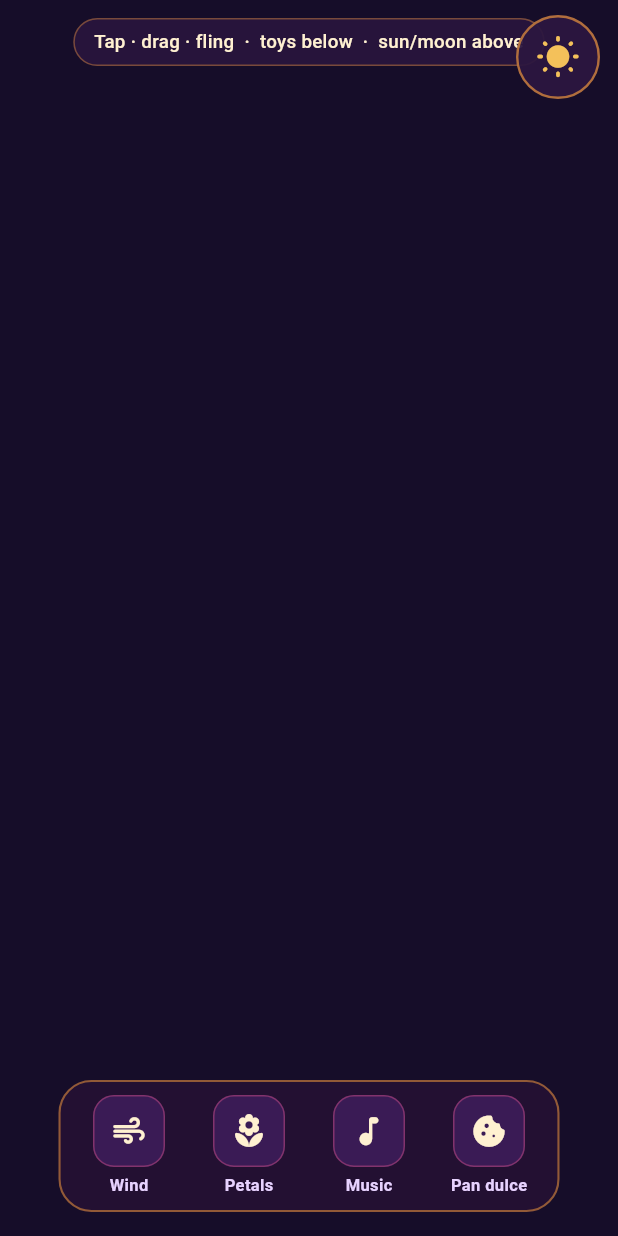
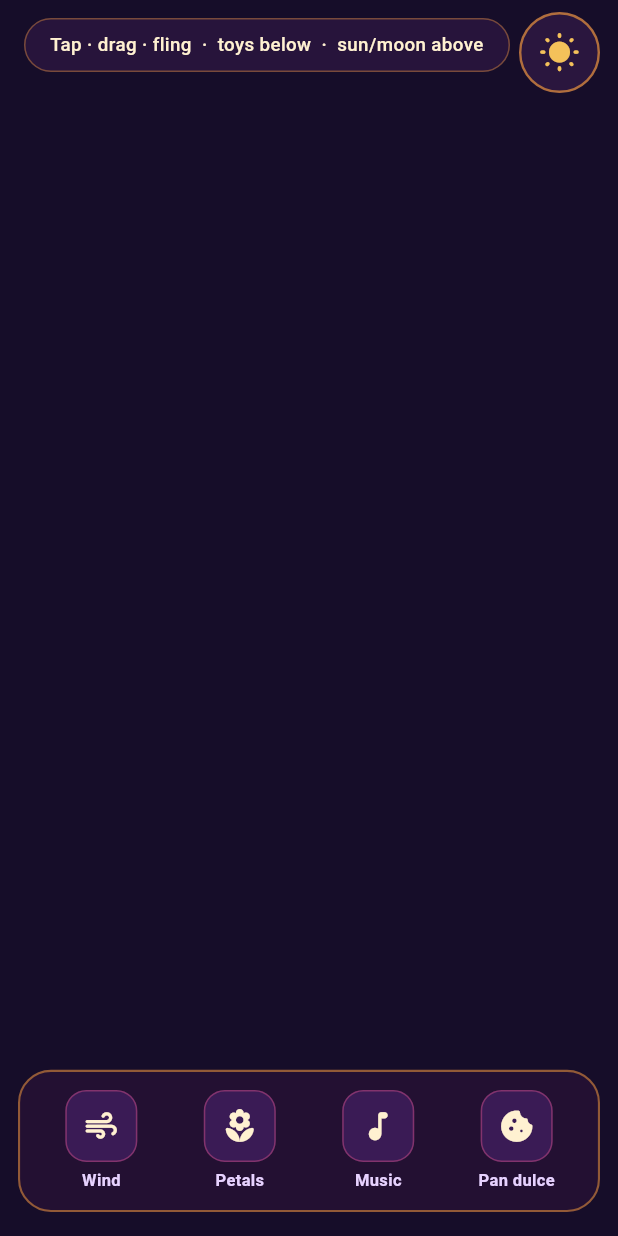
Before and after one commit to Softsheeply/DeadOfTheDeadGame, a Flutter app: the VillageHud widget shown alone on an empty page, opened directly with empty values, on a phone screen of 412 x 824 dp. Run offline on Flutter 3.47's test engine with Material 3 defaults, Android fonts, the phone set to English and light mode, and no system bars; missing offline and left inert: flame.

Commit message:
Simplify HUD layout with Positioned toy tray
Replace fragile Align/Material overlay widgets with explicit Positioned
layout and GestureDetectors so Wind/Petals/Music/Pan dulce stay visible
on Flutter web.

Co-authored-by: Softsheeply <Softsheeply@users.noreply.github.com>

```diff
--- a/lib/main.dart
+++ b/lib/main.dart
@@ -55,42 +55,38 @@ class VillageHud extends StatelessWidget {
 
   @override
   Widget build(BuildContext context) {
-    return IgnorePointer(
-      ignoring: false,
-      child: SafeArea(
+    return SafeArea(
       child: Stack(
         fit: StackFit.expand,
         children: [
-            const Align(
-              alignment: Alignment.topCenter,
-              child: Padding(
-                padding: EdgeInsets.only(top: 12),
+          const Positioned(
+            top: 12,
+            left: 16,
+            right: 72,
             child: _HintBanner(),
           ),
-            ),
-            Align(
-              alignment: Alignment.topRight,
-              child: Padding(
-                padding: const EdgeInsets.only(top: 10, right: 12),
-                child: _DayNightButton(game: game),
+          Positioned(
+            top: 8,
+            right: 12,
+            child: _CircleAction(
+              icon: Icons.wb_sunny_rounded,
+              color: const Color(0xFFF4C15A),
+              onTap: game.toggleDayNight,
             ),
           ),
-            Align(
-              alignment: Alignment.bottomCenter,
-              child: Padding(
-                padding: const EdgeInsets.fromLTRB(12, 0, 12, 16),
+          Positioned(
+            left: 12,
+            right: 12,
+            bottom: 16,
             child: _ToyTray(game: game),
           ),
-            ),
-            Align(
-              alignment: Alignment.bottomCenter,
-              child: Padding(
-                padding: const EdgeInsets.only(bottom: 100),
+          Positioned(
+            left: 24,
+            right: 24,
+            bottom: 98,
             child: _ToyStatus(game: game),
           ),
-            ),
         ],
-        ),
       ),
     );
   }
@@ -101,61 +97,51 @@ class _HintBanner extends StatelessWidget {
 
   @override
   Widget build(BuildContext context) {
-    return DecoratedBox(
+    return Container(
+      padding: const EdgeInsets.symmetric(horizontal: 14, vertical: 8),
       decoration: BoxDecoration(
         color: const Color(0xCC2B163F),
         borderRadius: BorderRadius.circular(20),
         border: Border.all(color: const Color(0x66F39A3C)),
       ),
-      child: const Padding(
-        padding: EdgeInsets.symmetric(horizontal: 14, vertical: 7),
-        child: Text(
+      child: const Text(
         'Tap · drag · fling  ·  toys below  ·  sun/moon above',
         textAlign: TextAlign.center,
         style: TextStyle(
           color: Color(0xFFFFF1D1),
           fontSize: 12.5,
           fontWeight: FontWeight.w500,
-            letterSpacing: 0.2,
-          ),
         ),
       ),
     );
   }
 }
 
-class _DayNightButton extends StatelessWidget {
-  const _DayNightButton({required this.game});
+class _CircleAction extends StatelessWidget {
+  const _CircleAction({
+    required this.icon,
+    required this.color,
+    required this.onTap,
+  });
 
-  final SpiritVillageGame game;
+  final IconData icon;
+  final Color color;
+  final VoidCallback onTap;
 
   @override
   Widget build(BuildContext context) {
-    return ValueListenableBuilder<bool>(
-      valueListenable: game.isNight,
-      builder: (context, night, _) {
-        return Material(
-          color: Colors.transparent,
-          child: InkWell(
-            onTap: game.toggleDayNight,
-            borderRadius: BorderRadius.circular(28),
-            child: Ink(
-              width: 56,
-              height: 56,
+    return GestureDetector(
+      onTap: onTap,
+      child: Container(
+        width: 54,
+        height: 54,
         decoration: BoxDecoration(
-                color: const Color(0xEE2B163F),
+          color: const Color(0xF22B163F),
           shape: BoxShape.circle,
           border: Border.all(color: const Color(0xAAF39A3C), width: 1.6),
         ),
-              child: Icon(
-                night ? Icons.wb_sunny_rounded : Icons.nights_stay_rounded,
-                color: night ? const Color(0xFFF4C15A) : const Color(0xFFB8D4FF),
-                size: 30,
+        child: Icon(icon, color: color, size: 28),
       ),
-            ),
-          ),
-        );
-      },
     );
   }
 }
@@ -167,37 +153,44 @@ class _ToyTray extends StatelessWidget {
 
   @override
   Widget build(BuildContext context) {
-    const toys = [
-      (VillageToy.wind, Icons.air_rounded, 'Wind'),
-      (VillageToy.petals, Icons.local_florist_rounded, 'Petals'),
-      (VillageToy.music, Icons.music_note_rounded, 'Music'),
-      (VillageToy.panDulce, Icons.cookie_rounded, 'Pan dulce'),
-    ];
-
-    return Material(
-      color: Colors.transparent,
-      child: DecoratedBox(
+    return Container(
+      padding: const EdgeInsets.symmetric(horizontal: 8, vertical: 10),
       decoration: BoxDecoration(
         color: const Color(0xF2241033),
         borderRadius: BorderRadius.circular(22),
         border: Border.all(color: const Color(0x88F39A3C), width: 1.4),
       ),
-        child: Padding(
-          padding: const EdgeInsets.symmetric(horizontal: 10, vertical: 10),
       child: Row(
-            mainAxisSize: MainAxisSize.min,
         children: [
-              for (final toy in toys) ...[
-                _ToyButton(
-                  icon: toy.$2,
-                  label: toy.$3,
-                  onTap: () => game.useToy(toy.$1),
-                ),
-                if (toy != toys.last) const SizedBox(width: 6),
-              ],
-            ],
+          Expanded(
+            child: _ToyButton(
+              icon: Icons.air_rounded,
+              label: 'Wind',
+              onTap: () => game.useToy(VillageToy.wind),
             ),
           ),
+          Expanded(
+            child: _ToyButton(
+              icon: Icons.local_florist_rounded,
+              label: 'Petals',
+              onTap: () => game.useToy(VillageToy.petals),
+            ),
+          ),
+          Expanded(
+            child: _ToyButton(
+              icon: Icons.music_note_rounded,
+              label: 'Music',
+              onTap: () => game.useToy(VillageToy.music),
+            ),
+          ),
+          Expanded(
+            child: _ToyButton(
+              icon: Icons.cookie_rounded,
+              label: 'Pan dulce',
+              onTap: () => game.useToy(VillageToy.panDulce),
+            ),
+          ),
+        ],
       ),
     );
   }
@@ -216,13 +209,11 @@ class _ToyButton extends StatelessWidget {
 
   @override
   Widget build(BuildContext context) {
-    return Material(
-      color: Colors.transparent,
-      child: InkWell(
+    return GestureDetector(
       onTap: onTap,
-        borderRadius: BorderRadius.circular(16),
-        child: SizedBox(
-          width: 74,
+      behavior: HitTestBehavior.opaque,
+      child: Padding(
+        padding: const EdgeInsets.symmetric(vertical: 2),
         child: Column(
           mainAxisSize: MainAxisSize.min,
           children: [
@@ -248,7 +239,6 @@ class _ToyButton extends StatelessWidget {
           ],
         ),
       ),
-      ),
     );
   }
 }
@@ -264,15 +254,16 @@ class _ToyStatus extends StatelessWidget {
       valueListenable: game.toyStatus,
       builder: (context, text, _) {
         if (text.isEmpty) return const SizedBox.shrink();
-        return DecoratedBox(
+        return Center(
+          child: Container(
+            padding: const EdgeInsets.symmetric(horizontal: 12, vertical: 6),
             decoration: BoxDecoration(
               color: const Color(0xCC1A0F2C),
               borderRadius: BorderRadius.circular(14),
             ),
-          child: Padding(
-            padding: const EdgeInsets.symmetric(horizontal: 12, vertical: 6),
             child: Text(
               text,
+              textAlign: TextAlign.center,
               style: const TextStyle(color: Color(0xFFFFF1D1), fontSize: 12),
             ),
           ),
```
Lines whose indentation alone changed are shown as unchanged.
